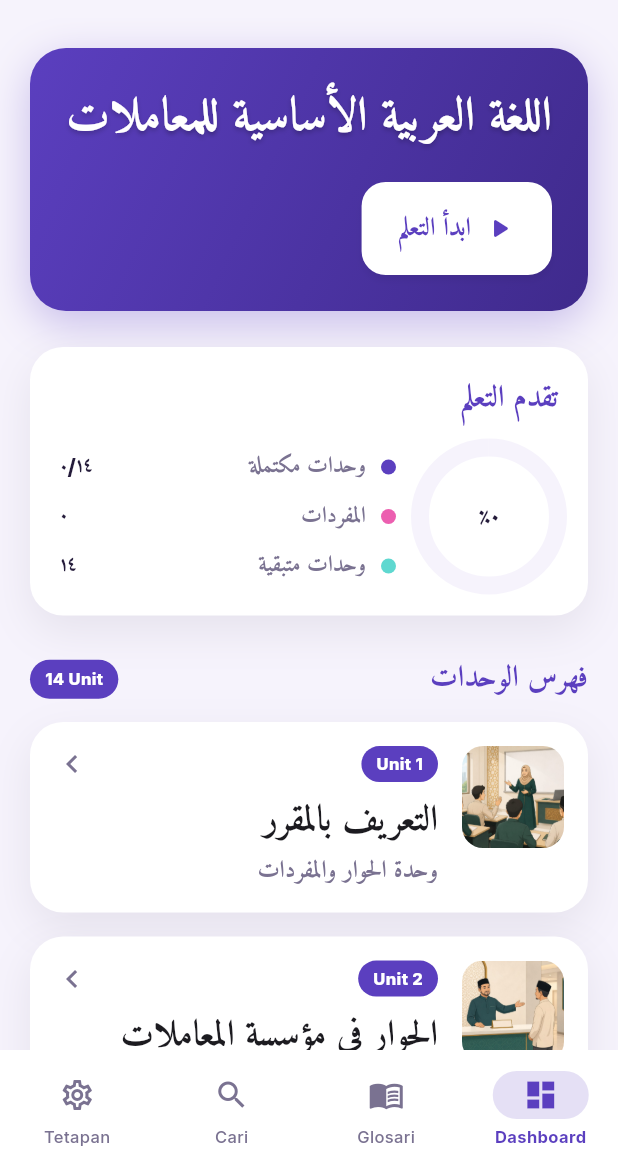
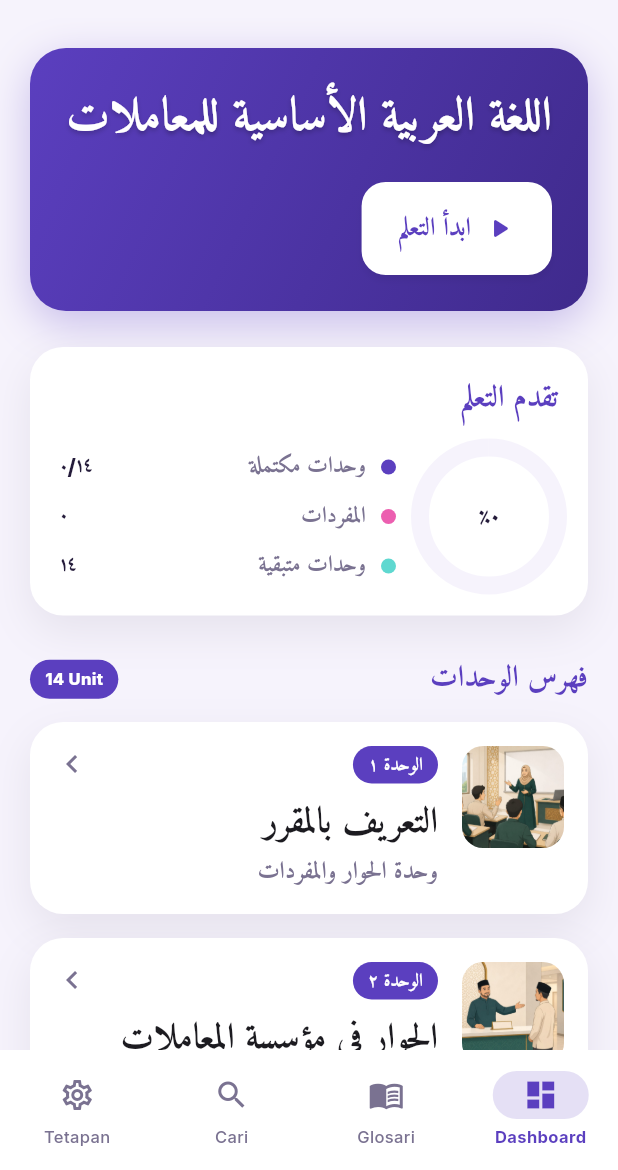
Before and after one commit to muzzammilKIAS/umt3033_flutter, a Flutter app: the screen it shows after launch, on a phone screen of 412 x 824 dp, the part 66-1236 px from its top. Run offline on Flutter 3.47's test engine with Material 3 defaults, Android fonts, the phone set to English and light mode, and no system bars; our stand-ins replace flutter_tts, just_audio, shared_preferences.

Commit message:
chore: update unit screen and unit card

```diff
--- a/lib/widgets/unit_card.dart
+++ b/lib/widgets/unit_card.dart
@@ -120,12 +120,15 @@ class _UnitCardState extends State<UnitCard> {
                                 borderRadius: BorderRadius.circular(20),
                               ),
                               child: Text(
-                                'Unit ${widget.unit.id}',
-                                textDirection: TextDirection.ltr,
+                                _stripHarakat(
+                                  'الْوَحْدَةُ ${toArabicDigits(widget.unit.id.toString())}',
+                                ),
+                                textDirection: TextDirection.rtl,
                                 style: const TextStyle(
+                                  fontFamily: 'Amiri',
                                   color: Colors.white,
-                                  fontSize: 11,
-                                  fontWeight: FontWeight.w800,
+                                  fontSize: 12,
+                                  fontWeight: FontWeight.bold,
                                 ),
                               ),
                             ),
```
Also changed, not shown: lib/screens/unit_screen.dart (+50 -4 lines).
